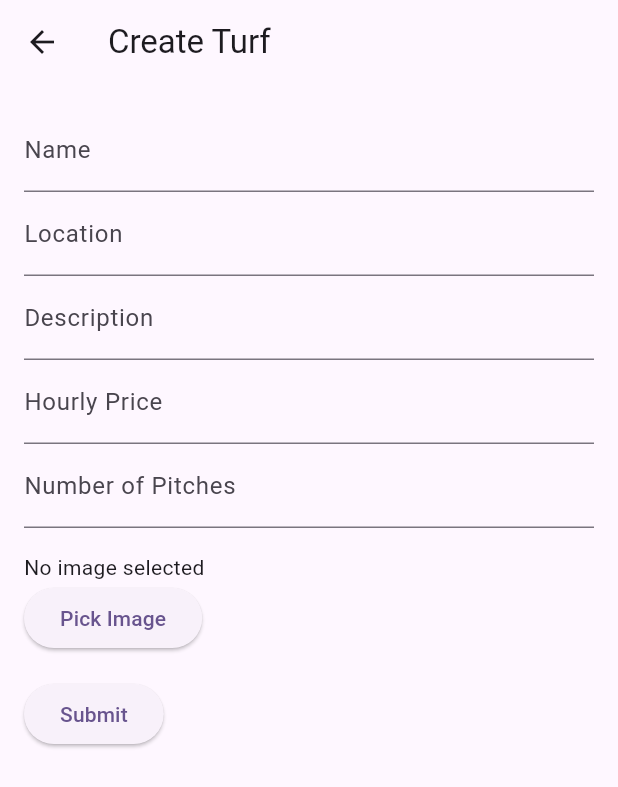
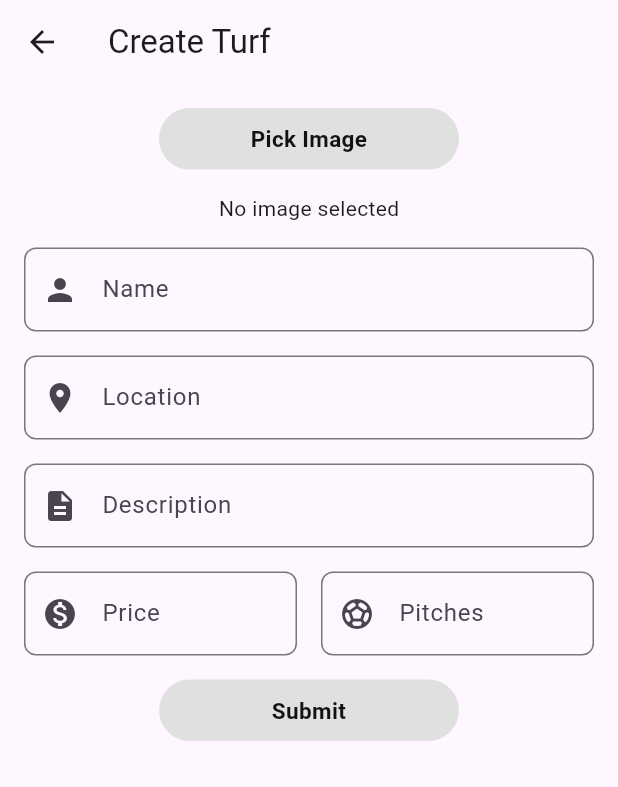
Before and after one commit to Uyog/TurfScout-Creator, a Flutter app: the Create screen opened by its route, on a phone screen of 412 x 824 dp. Shown: the top 787 px of the screen. Run offline on Flutter 3.47's test engine with Material 3 defaults, Android fonts, the phone set to English and light mode, and no system bars; our stand-ins replace curved_navigation_bar, flutter_secure_storage, image_picker, lottie; accounts and stored records are empty; project files that could hold a hidden picture were left out.

Commit message:
Create Turfs modified

```diff
--- a/lib/screens/create.dart
+++ b/lib/screens/create.dart
@@ -4,6 +4,8 @@ import 'package:flutter/foundation.dart';
 import 'package:flutter/material.dart';
 import 'package:image_picker/image_picker.dart';
 import 'package:http/http.dart' as http;
+import 'package:turf_scout_creator/components/button.dart';
+import 'package:turf_scout_creator/components/text_field.dart';
 import 'dart:convert';
 import 'package:turf_scout_creator/components/token_manager.dart';
 
@@ -20,7 +22,8 @@ class _CreateState extends State<Create> {
   final TextEditingController _locationController = TextEditingController();
   final TextEditingController _descriptionController = TextEditingController();
   final TextEditingController _hourlyPriceController = TextEditingController();
-  final TextEditingController _numberOfPitchesController = TextEditingController();
+  final TextEditingController _numberOfPitchesController =
+      TextEditingController();
 
   File? _selectedImage;
   Uint8List? _webImage;
@@ -75,7 +78,9 @@ class _CreateState extends State<Create> {
       final String? token = await TokenManager.instance.retrieveToken();
       if (token == null) {
         ScaffoldMessenger.of(context).showSnackBar(
-          const SnackBar(content: Text('Authentication token not found. Please login again.')),
+          const SnackBar(
+              content:
+                  Text('Authentication token not found. Please login again.')),
         );
         return;
       }
@@ -101,7 +106,8 @@ class _CreateState extends State<Create> {
           filename: 'upload.png',
         ));
       } else if (_selectedImage != null) {
-        request.files.add(await http.MultipartFile.fromPath('image', _selectedImage!.path));
+        request.files.add(
+            await http.MultipartFile.fromPath('image', _selectedImage!.path));
       }
 
       // Send the request
@@ -148,55 +154,59 @@ class _CreateState extends State<Create> {
           key: _formKey,
           child: SingleChildScrollView(
             child: Column(
-              crossAxisAlignment: CrossAxisAlignment.start,
+              crossAxisAlignment: CrossAxisAlignment.center,
               children: [
-                TextFormField(
-                  controller: _nameController,
-                  decoration: const InputDecoration(labelText: 'Name'),
-                  validator: (value) =>
-                      value == null || value.isEmpty ? 'Please enter a name' : null,
-                ),
-                TextFormField(
-                  controller: _locationController,
-                  decoration: const InputDecoration(labelText: 'Location'),
-                  validator: (value) =>
-                      value == null || value.isEmpty ? 'Please enter a location' : null,
-                ),
-                TextFormField(
-                  controller: _descriptionController,
-                  decoration: const InputDecoration(labelText: 'Description'),
-                  validator: (value) => value == null || value.isEmpty
-                      ? 'Please enter a description'
-                      : null,
-                ),
-                TextFormField(
-                  controller: _hourlyPriceController,
-                  decoration: const InputDecoration(labelText: 'Hourly Price'),
-                  keyboardType: TextInputType.number,
-                  validator: (value) => value == null || value.isEmpty
-                      ? 'Please enter an hourly price'
-                      : null,
-                ),
-                TextFormField(
-                  controller: _numberOfPitchesController,
-                  decoration: const InputDecoration(labelText: 'Number of Pitches'),
-                  keyboardType: TextInputType.number,
-                  validator: (value) => value == null || value.isEmpty
-                      ? 'Please enter the number of pitches'
-                      : null,
+                MyButton(
+                  text: 'Pick Image',
+                  onTap: _pickImage,
                 ),
                 const SizedBox(height: 16),
                 _buildImagePreview(),
-                ElevatedButton(
-                  onPressed: _pickImage,
-                  child: const Text('Pick Image'),
+                const SizedBox(height: 16),
+                CustomTextField(
+                  controller: _nameController,
+                  labelText: 'Name',
+                  prefixIcon: Icons.person,
                 ),
                 const SizedBox(height: 16),
-                ElevatedButton(
-                  onPressed: _isSubmitting ? null : _submitForm,
-                  child: _isSubmitting
-                      ? const CircularProgressIndicator()
-                      : const Text('Submit'),
+                CustomTextField(
+                  controller: _locationController,
+                  labelText: 'Location',
+                  prefixIcon: Icons.location_on,
+                ),
+                const SizedBox(height: 16),
+                CustomTextField(
+                  controller: _descriptionController,
+                  labelText: 'Description',
+                  prefixIcon: Icons.description,
+                  keyboardType: TextInputType.multiline,
+                ),
+                const SizedBox(height: 16),
+                Row(
+                  children: [
+                    Expanded(
+                      child: CustomTextField(
+                        controller: _hourlyPriceController,
+                        labelText: 'Price',
+                        prefixIcon: Icons.monetization_on,
+                        keyboardType: TextInputType.number,
+                      ),
+                    ),
+                    const SizedBox(width: 16),
+                    Expanded(
+                      child: CustomTextField(
+                        controller: _numberOfPitchesController,
+                        labelText: 'Pitches',
+                        prefixIcon: Icons.sports_soccer,
+                        keyboardType: TextInputType.number,
+                      ),
+                    ),
+                  ],
+                ),
+                const SizedBox(height: 16),
+                MyButton(
+                  text: _isSubmitting ? 'Submitting...' : 'Submit',
+                  onTap: _isSubmitting ? null : _submitForm,
                 ),
               ],
             ),
```
